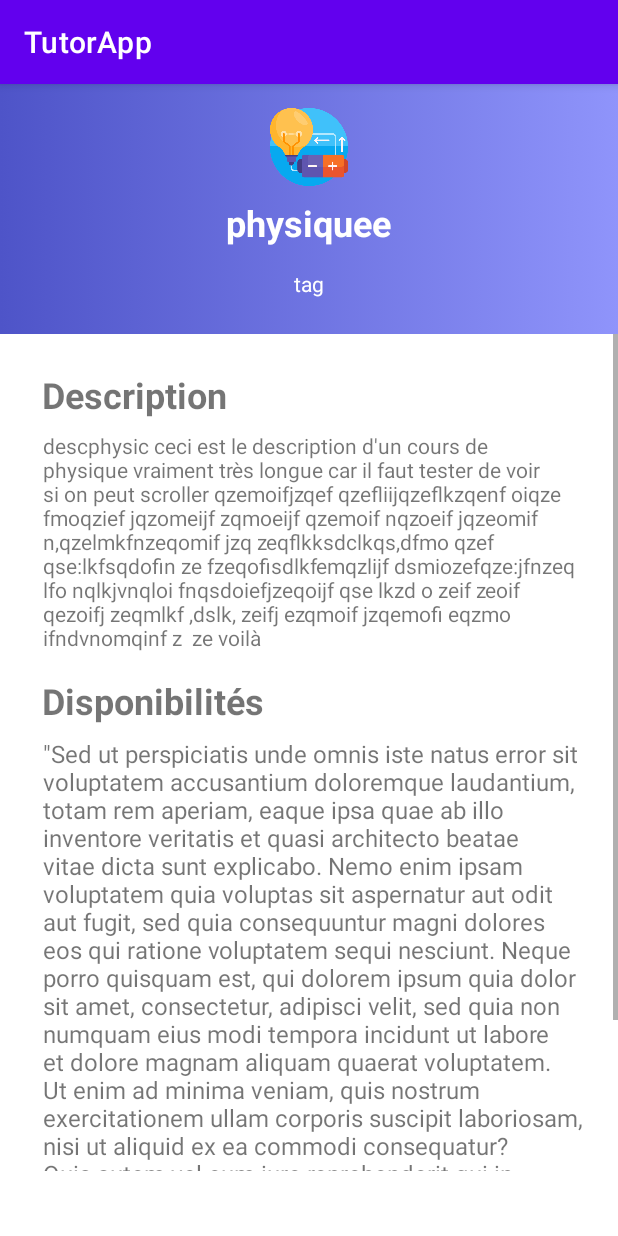
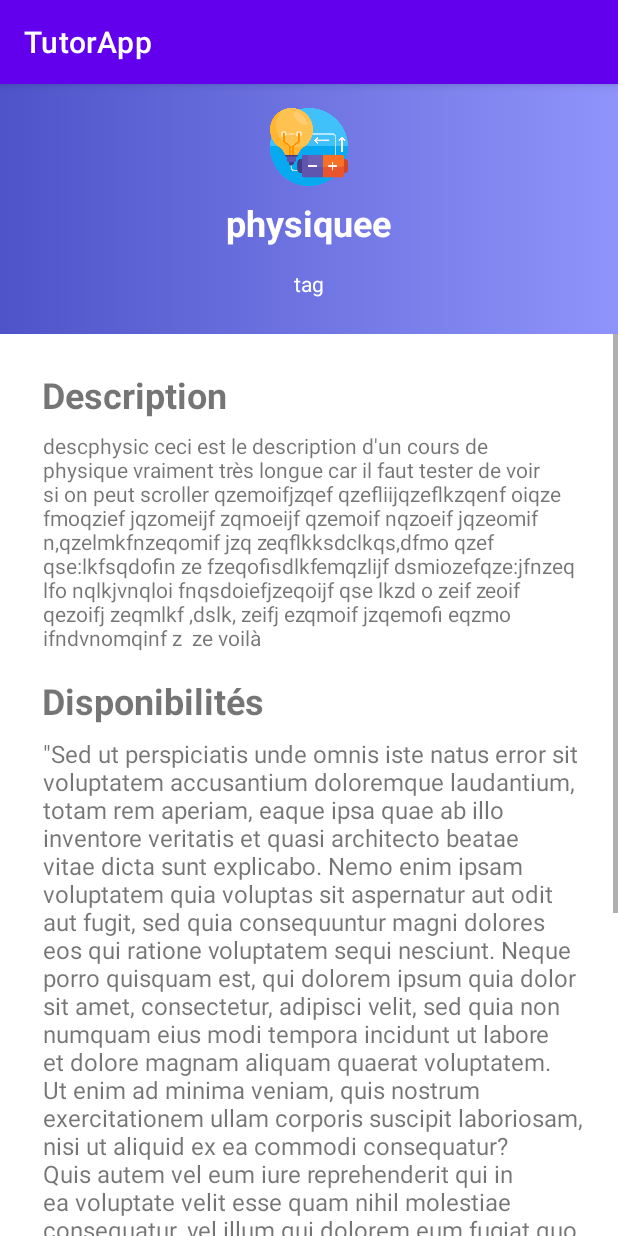
Before and after one commit to toma-demagn/Incoming, an Android app: the screen it shows after launch (ShowAd), after a tap on "physiquee", on a phone screen of 412 x 824 dp. Run offline under Robolectric (Android 15) with nearby library versions, the phone set to English and light mode, and no system bars; our stand-ins replace navigation-ui; network calls fail.

Commit message:
Amélioration scrollview show_ad

```diff
--- a/app/src/main/res/layout/activity_show_ad.xml
+++ b/app/src/main/res/layout/activity_show_ad.xml
@@ -52,9 +52,10 @@
 
     <ScrollView
         android:layout_width="413dp"
-        android:layout_height="wrap_content"
+        android:layout_weight="1"
         android:layout_marginTop="24dp"
-        android:paddingBottom="210dp"
+        android:layout_height="0dp"
+        app:layout_constraintBottom_toBottomOf="parent"
         android:background="@color/white"
         app:layout_constraintEnd_toEndOf="parent"
         app:layout_constraintHorizontal_bias="1.0"
```
